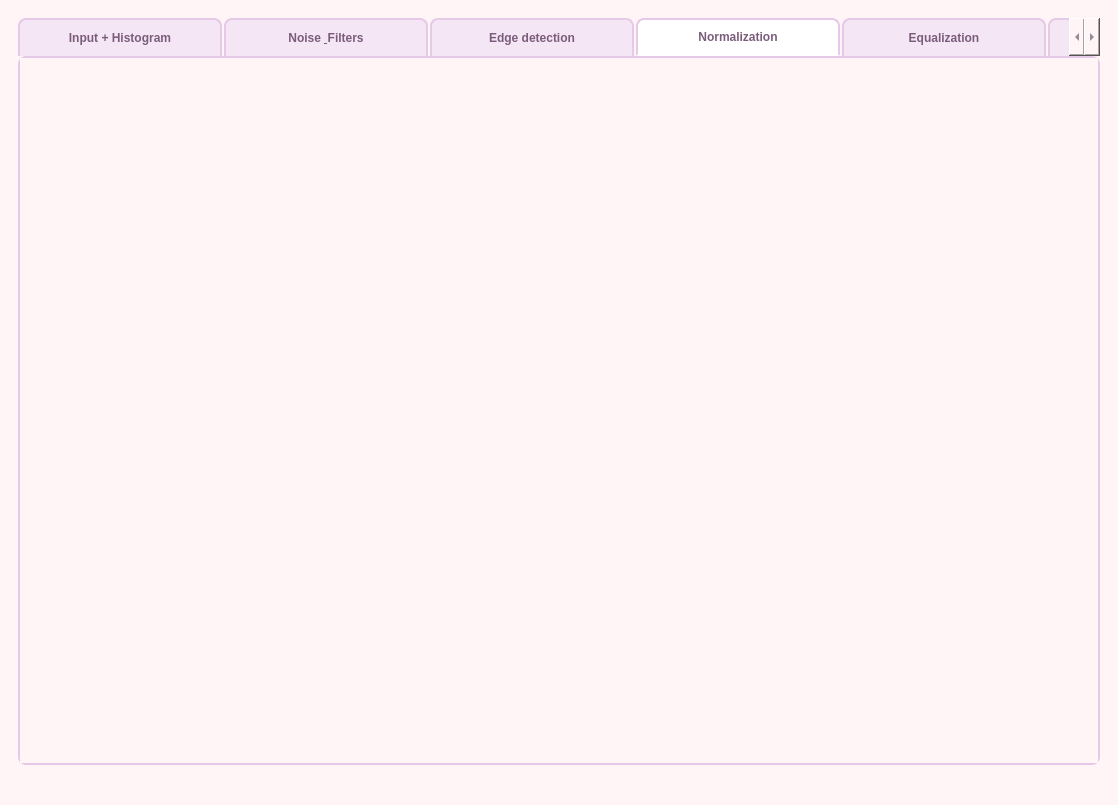
ArwaMuhammed/image-processing-app, file ui/main_window.ui: the form before one commit.
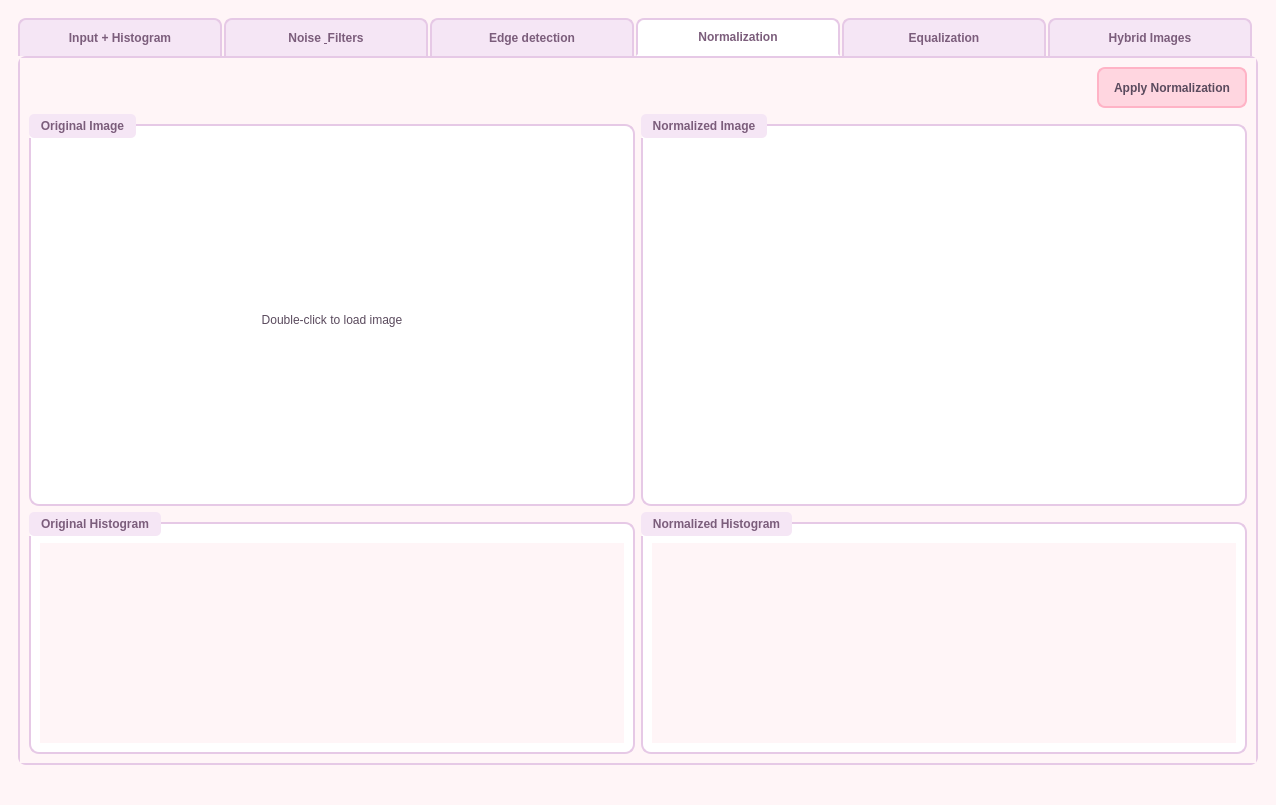
The form after the commit. The open tabs and pages were chosen to show the change.

Patch:
```diff
--- a/ui/main_window.ui
+++ b/ui/main_window.ui
@@ -134,6 +134,9 @@
          <property name="currentIndex">
           <number>0</number>
          </property>
+         <property name="usesScrollButtons">
+          <bool>false</bool>
+         </property>
          <widget class="QWidget" name="tab">
           <attribute name="title">
            <string>Input + Histogram</string>
@@ -459,6 +462,134 @@
           <attribute name="title">
            <string>Normalization</string>
           </attribute>
+          <layout class="QVBoxLayout" name="normalize_mainLayout">
+           <item>
+            <layout class="QHBoxLayout" name="normalize_controlsLayout">
+             <item>
+              <spacer name="normalize_spacer">
+               <property name="orientation">
+                <enum>Qt::Horizontal</enum>
+               </property>
+               <property name="sizeHint" stdset="0">
+                <size>
+                 <width>40</width>
+                 <height>20</height>
+                </size>
+               </property>
+              </spacer>
+             </item>
+             <item>
+              <widget class="QPushButton" name="normalize_btn_apply">
+               <property name="text">
+                <string>Apply Normalization</string>
+               </property>
+               <property name="minimumSize">
+                <size>
+                 <width>150</width>
+                 <height>30</height>
+                </size>
+               </property>
+              </widget>
+             </item>
+            </layout>
+           </item>
+           <item>
+            <layout class="QHBoxLayout" name="normalize_imageLayout">
+             <item>
+              <widget class="QGroupBox" name="normalize_input_group">
+               <property name="title">
+                <string>Original Image</string>
+               </property>
+               <layout class="QVBoxLayout" name="normalize_input_layout">
+                <item>
+                 <widget class="QLabel" name="normalize_input_image">
+                  <property name="minimumSize">
+                   <size>
+                    <width>350</width>
+                    <height>350</height>
+                   </size>
+                  </property>
+                  <property name="text">
+                   <string>Double-click to load image</string>
+                  </property>
+                  <property name="alignment">
+                   <set>Qt::AlignCenter</set>
+                  </property>
+                 </widget>
+                </item>
+               </layout>
+              </widget>
+             </item>
+             <item>
+              <widget class="QGroupBox" name="normalize_output_group">
+               <property name="title">
+                <string>Normalized Image</string>
+               </property>
+               <layout class="QVBoxLayout" name="normalize_output_layout">
+                <item>
+                 <widget class="QLabel" name="normalize_output_image">
+                  <property name="minimumSize">
+                   <size>
+                    <width>350</width>
+                    <height>350</height>
+                   </size>
+                  </property>
+                  <property name="text">
+                   <string/>
+                  </property>
+                  <property name="alignment">
+                   <set>Qt::AlignCenter</set>
+                  </property>
+                 </widget>
+                </item>
+               </layout>
+              </widget>
+             </item>
+            </layout>
+           </item>
+           <item>
+            <layout class="QHBoxLayout" name="normalize_histogramLayout">
+             <item>
+              <widget class="QGroupBox" name="normalize_input_hist_group">
+               <property name="title">
+                <string>Original Histogram</string>
+               </property>
+               <layout class="QVBoxLayout" name="normalize_input_hist_layout">
+                <item>
+                 <widget class="QWidget" name="normalize_input_histogram" native="true">
+                  <property name="minimumSize">
+                   <size>
+                    <width>350</width>
+                    <height>200</height>
+                   </size>
+                  </property>
+                 </widget>
+                </item>
+               </layout>
+              </widget>
+             </item>
+             <item>
+              <widget class="QGroupBox" name="normalize_output_hist_group">
+               <property name="title">
+                <string>Normalized Histogram</string>
+               </property>
+               <layout class="QVBoxLayout" name="normalize_output_hist_layout">
+                <item>
+                 <widget class="QWidget" name="normalize_output_histogram" native="true">
+                  <property name="minimumSize">
+                   <size>
+                    <width>350</width>
+                    <height>200</height>
+                   </size>
+                  </property>
+                 </widget>
+                </item>
+               </layout>
+              </widget>
+             </item>
+            </layout>
+           </item>
+          </layout>
          </widget>
          <widget class="QWidget" name="tab_6">
           <attribute name="title">
```
Left out of the diff: 123 changed lines with no effect on the pictures.
